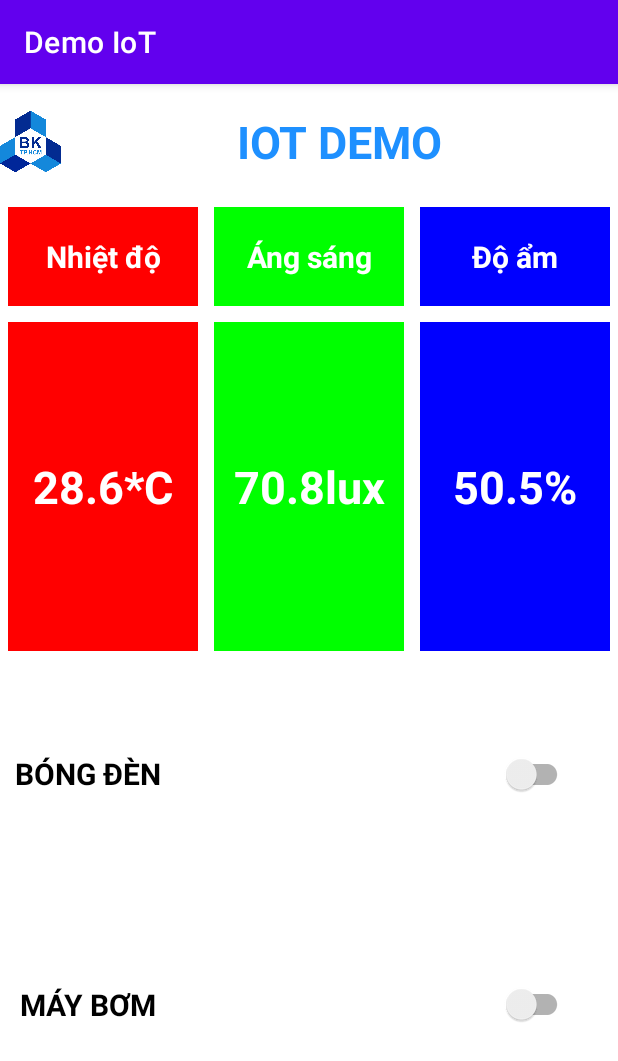
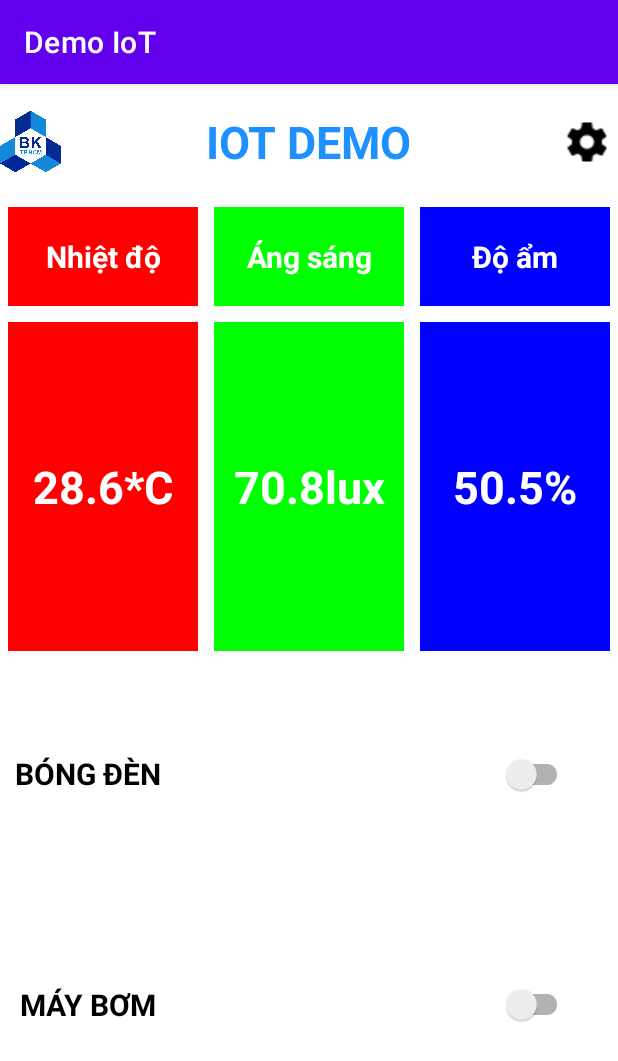
Before and after one commit to tienngo02/IOT_LAB, an Android app: the screen it shows after launch (MainActivity), on a phone screen of 412 x 824 dp. Shown: the top 1061 px of the screen. Run offline under Robolectric (Android 15) with nearby library versions, the light colour scheme and no system bars; libraries missing offline, so code that uses them is left out: com.github.angads25.toggle, org.eclipse.paho; plain views replace LabeledSwitch; 13 statements that could not run were skipped.

Commit message:
Update connection loss behavior for android app

```diff
--- a/DemoIoT/app/src/main/java/bku/iot/demoiot/MQTTHelper.java
+++ b/DemoIoT/app/src/main/java/bku/iot/demoiot/MQTTHelper.java
@@ -21,9 +21,9 @@ public class MQTTHelper {
     public final String[] arrayTopics = {"nvtien/feeds/sensor1", "nvtien/feeds/sensor2", "nvtien/feeds/sensor3",
                                          "nvtien/feeds/button1", "nvtien/feeds/button2"};
 
-    final String clientId = "12345678";
+    final String clientId = "123456789";
     final String username = "nvtien";
-    final String password = "aio_MHig591hJmFAot84Wf0NKiAbFVP6";
+    final String password = "aio_JdIb50xwYzITyQrzO1XvLiJDilg8";
 
     final String serverUri = "tcp://io.adafruit.com:1883";
 
@@ -69,7 +69,7 @@ public class MQTTHelper {
             mqttAndroidClient.connect(mqttConnectOptions, null, new IMqttActionListener() {
                 @Override
                 public void onSuccess(IMqttToken asyncActionToken) {
-
+                    Log.d("TEST", "onSuccess!");
                     DisconnectedBufferOptions disconnectedBufferOptions = new DisconnectedBufferOptions();
                     disconnectedBufferOptions.setBufferEnabled(true);
                     disconnectedBufferOptions.setBufferSize(100);
@@ -113,4 +113,6 @@ public class MQTTHelper {
         }
     }
 
+
+
 }
--- a/DemoIoT/app/src/main/java/bku/iot/demoiot/MainActivity.java
+++ b/DemoIoT/app/src/main/java/bku/iot/demoiot/MainActivity.java
@@ -4,6 +4,7 @@ import androidx.appcompat.app.AppCompatActivity;
 
 import android.os.Bundle;
 import android.util.Log;
+import android.widget.ImageButton;
 import android.widget.TextView;
 
 import com.github.angads25.toggle.interfaces.OnToggledListener;
@@ -17,11 +18,29 @@ import org.eclipse.paho.client.mqttv3.MqttMessage;
 
 import java.nio.charset.Charset;
 
+import java.io.*;
+import java.net.HttpURLConnection;
+import java.net.URL;
+import org.json.JSONException;
+import org.json.JSONObject;
+import org.json.JSONArray;
+
+
 public class MainActivity extends AppCompatActivity {
 
     MQTTHelper mqttHelper;
     TextView txtTemp, txtLig, txtHumi;
     LabeledSwitch btnLED, btnPUMP;
+    ImageButton btnSettings;
+
+    String[] array_feed_url = {"https://io.adafruit.com/api/v2/nvtien/feeds/sensor1/data",
+                               "https://io.adafruit.com/api/v2/nvtien/feeds/sensor2/data",
+                               "https://io.adafruit.com/api/v2/nvtien/feeds/sensor3/data",
+                               "https://io.adafruit.com/api/v2/nvtien/feeds/button1/data",
+                               "https://io.adafruit.com/api/v2/nvtien/feeds/button2/data",};
+
+    String[] array_output_file = {"sensor1_data.json", "sensor2_data.json", "sensor3_data.json",
+                                  "button1_data.json", "button2_data.json"};
 
     @Override
     protected void onCreate(Bundle savedInstanceState) {
@@ -33,6 +52,7 @@ public class MainActivity extends AppCompatActivity {
         txtHumi = findViewById(R.id.txtHumidity);
         btnLED = findViewById(R.id.btnLED);
         btnPUMP = findViewById(R.id.btnPUMP);
+        btnSettings = findViewById(R.id.btnSettings);
 
         btnLED.setOnToggledListener(new OnToggledListener() {
             @Override
@@ -57,6 +77,7 @@ public class MainActivity extends AppCompatActivity {
                 }
             }
         });
+
         startMQTT();
 
     }
@@ -82,12 +103,16 @@ public class MainActivity extends AppCompatActivity {
         mqttHelper.setCallback(new MqttCallbackExtended() {
             @Override
             public void connectComplete(boolean reconnect, String serverURI) {
-
+                btnLED.setEnabled(true);
+                btnPUMP.setEnabled(true);
+                Log.d("TEST", "connectComplete!");
             }
 
             @Override
             public void connectionLost(Throwable cause) {
-
+                btnLED.setEnabled(false);
+                btnPUMP.setEnabled(false);
+                Log.d("TEST", "connectionLost!");
             }
 
             @Override
@@ -127,4 +152,5 @@ public class MainActivity extends AppCompatActivity {
         });
     }
 
+
 }
--- a/DemoIoT/app/src/main/res/layout/activity_main.xml
+++ b/DemoIoT/app/src/main/res/layout/activity_main.xml
@@ -21,13 +21,23 @@
         <TextView
             android:layout_width="0dp"
             android:layout_height="match_parent"
-            android:layout_weight="9"
+            android:layout_weight="8"
             android:text="IOT DEMO"
             android:textSize="30dp"
             android:textStyle="bold"
             android:textColor="#1E90FF"
             android:gravity="center">
         </TextView>
+
+        <ImageButton
+            android:id="@+id/btnSettings"
+            android:layout_width="0dp"
+            android:layout_height="match_parent"
+            android:layout_weight="1"
+            android:src="@drawable/setting_icon"
+            android:layout_gravity="center"
+            android:background="#ffffff"/>
+
     </LinearLayout>
 
     <LinearLayout
@@ -164,7 +174,8 @@
             app:textOn="BẬT"
             app:textOff="TẮT"
             app:on="false"
-            app:colorBorder="@color/colorAccent"/>
+            app:colorBorder="@color/colorAccent"
+            app:colorDisabled="#bebebe"/>
     </LinearLayout>
 
     <LinearLayout
@@ -205,7 +216,8 @@
             app:textOn="BẬT"
             app:textOff="TẮT"
             app:on="false"
-            app:colorBorder="@color/colorAccent"/>
+            app:colorBorder="@color/colorAccent"
+            app:colorDisabled="#bebebe"/>
     </LinearLayout>
 
 
```
Also changed, not shown: DemoIoT/app/src/main/res/drawable-v24/setting_icon.png (added).
